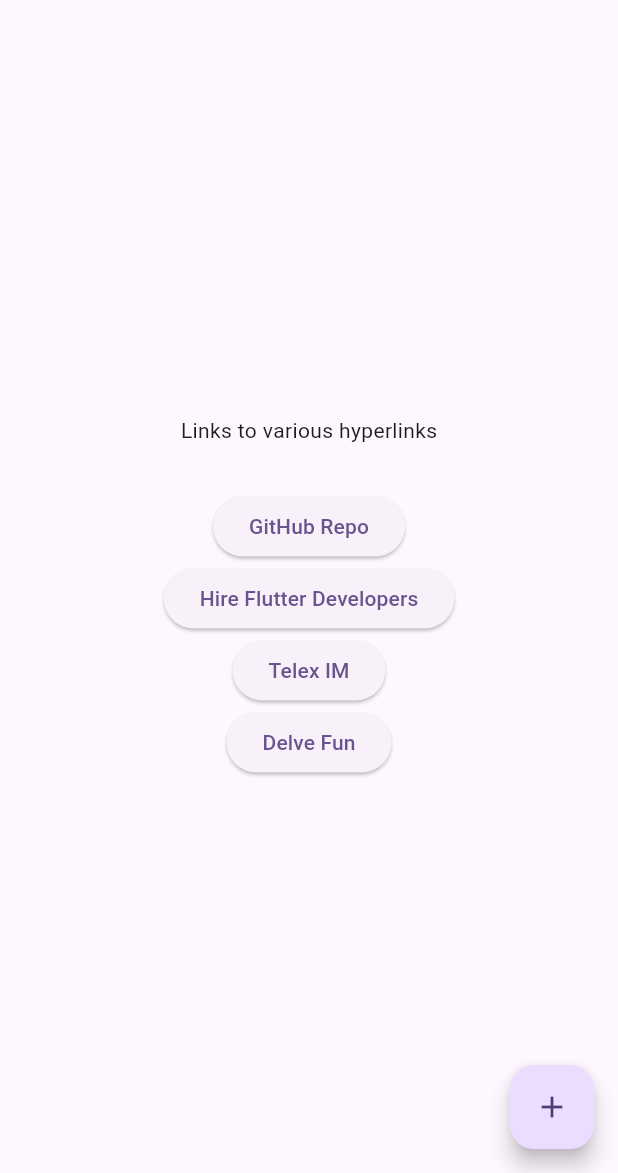
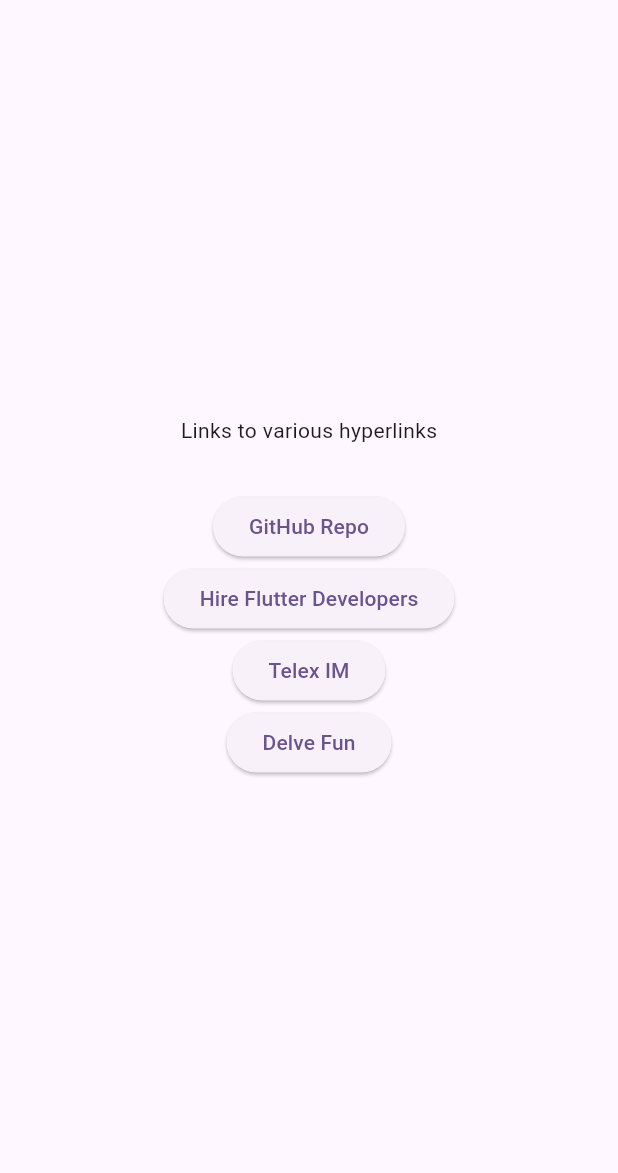
Before and after one commit to ClementPeter/hng_link_app, a Flutter app: the screen it shows after launch, on a phone screen of 412 x 824 dp, the part 63-1236 px from its top. Run offline on Flutter 3.47's test engine with Material 3 defaults, Android fonts, the light colour scheme and no system bars.

Commit message:
refactor: Remove counter functionality and related UI elements from main.dart

```diff
--- a/lib/main.dart
+++ b/lib/main.dart
@@ -31,14 +31,6 @@
 }
 
 class _MyHomePageState extends State<MyHomePage> {
-  int _counter = 0;
-
-  void _incrementCounter() {
-    setState(() {
-      _counter++;
-    });
-  }
-
   Future<void> _launchURL(String url) async {
     if (!await launchUrl(Uri.parse(url))) {
       throw Exception('Could not launch $url');
@@ -80,11 +72,6 @@
           ],
         ),
       ),
-      floatingActionButton: FloatingActionButton(
-        onPressed: _incrementCounter,
-        tooltip: 'Increment',
-        child: const Icon(Icons.add),
-      ),
     );
   }
 }
```
